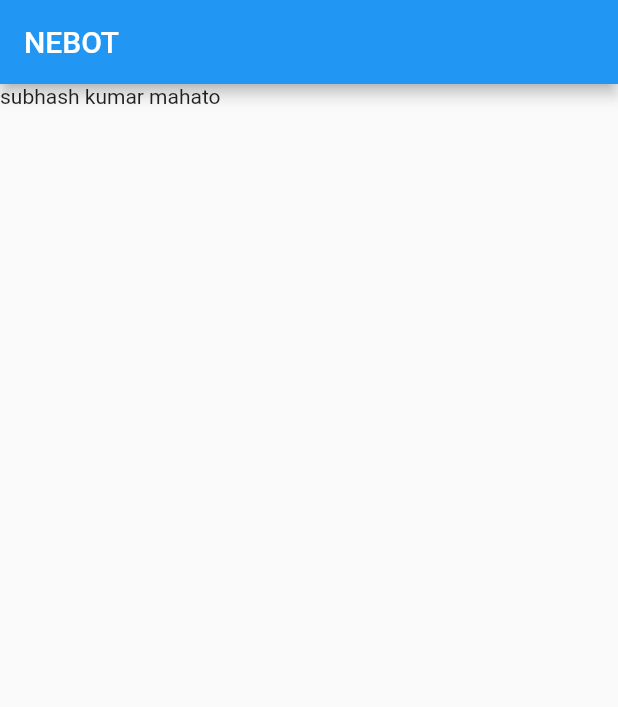
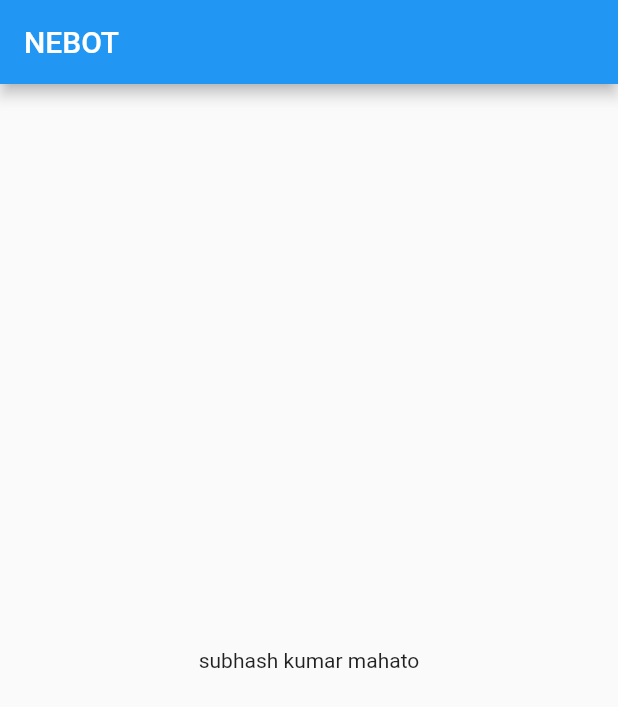
Before and after one commit to subhsah2020/flutter, a Flutter app: the screen it shows after launch, on a phone screen of 412 x 824 dp. Shown: the top 707 px of the screen. Run offline on Flutter 3.47's test engine with Material 2 defaults, Android fonts, the phone set to English and light mode, and no system bars.

Commit message:
center widget

```diff
--- a/lib/main.dart
+++ b/lib/main.dart
@@ -15,7 +15,7 @@ class Ourapp extends StatelessWidget {
         appBar: AppBar(
           title: Text("NEBOT"),
         ),
-        body: Text("subhash kumar mahato"),
+        body: Center(child: Text("subhash kumar mahato")),
       ),
     );
   }
```
